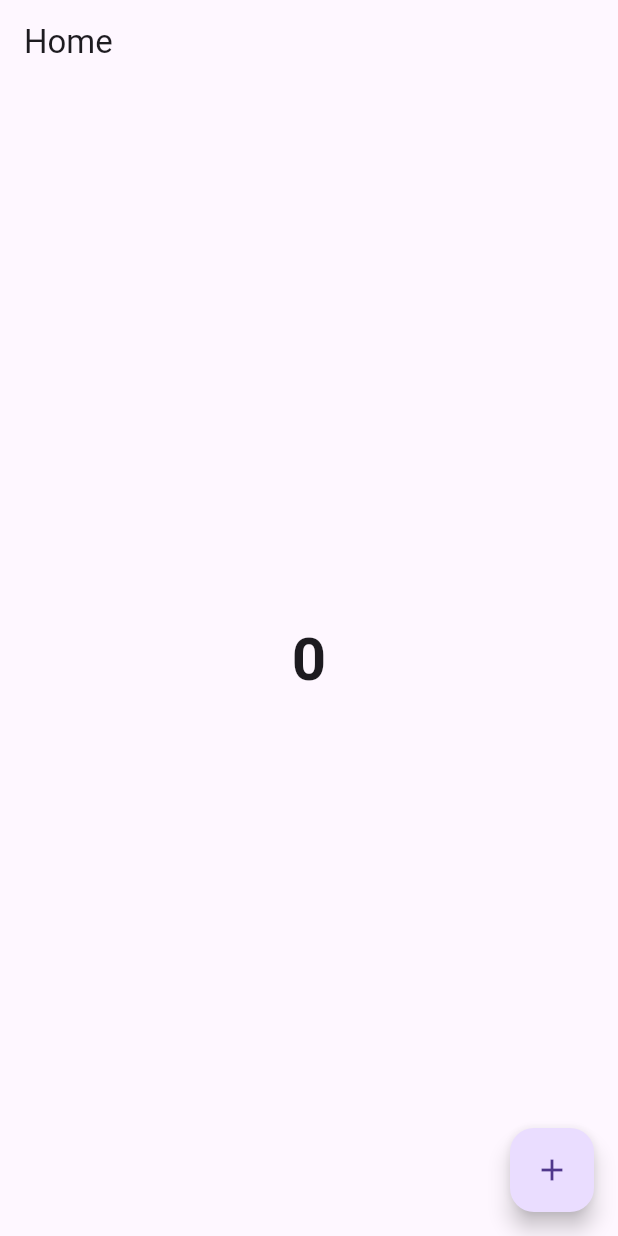
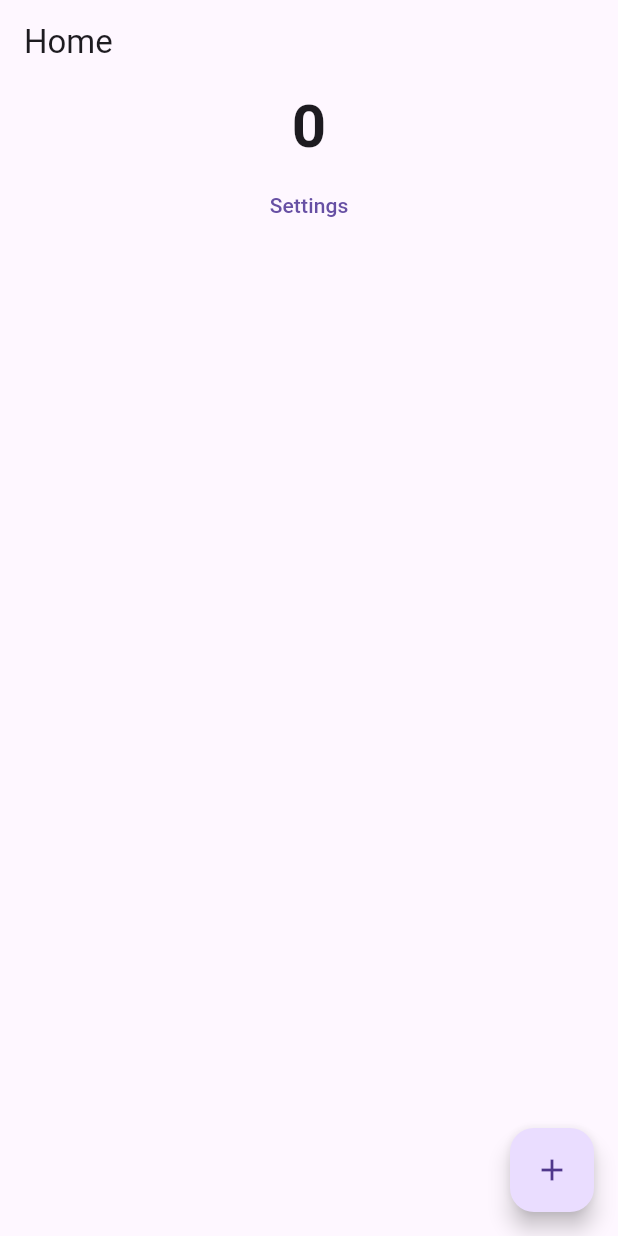
Before and after one commit to rup-chowdhury/flutter-ostad, a Flutter app: the screen it shows after launch, on a phone screen of 412 x 824 dp. Run offline on Flutter 3.47's test engine with Material 3 defaults, Android fonts, the phone set to English and light mode, and no system bars; our stand-ins replace device_preview, flutter_svg, get, image_picker, pin_code_fields, shared_preferences; accounts and stored records are empty.

Commit message:
Update home_screen.dart

```diff
--- a/counter_app_with_getx/lib/home_screen.dart
+++ b/counter_app_with_getx/lib/home_screen.dart
@@ -1,4 +1,5 @@
 import 'package:counter_app_with_getx/counter_controller.dart';
+import 'package:counter_app_with_getx/settings_screen.dart';
 import 'package:flutter/material.dart';
 import 'package:get/get.dart';
 
@@ -18,7 +19,9 @@ class _HomeScreenState extends State<HomeScreen> {
         title: const Text('Home'),
       ),
       body: Center(
-        child: GetBuilder<CounterController>(
+        child: Column(
+          children: [
+            GetBuilder<CounterController>(
             builder: (counterController){
               return Text(
                 '${counterController.counter}',
@@ -28,6 +31,11 @@ class _HomeScreenState extends State<HomeScreen> {
                 ),
               );
             },
+          ),
+            TextButton(onPressed: (){
+              Navigator.push(context, MaterialPageRoute(builder: (context) => const SettingsScreen()));
+            }, child: const Text('Settings'))
+      ]
         )
       ),
       floatingActionButton: FloatingActionButton(
```
Lines whose indentation alone changed are shown as unchanged.
